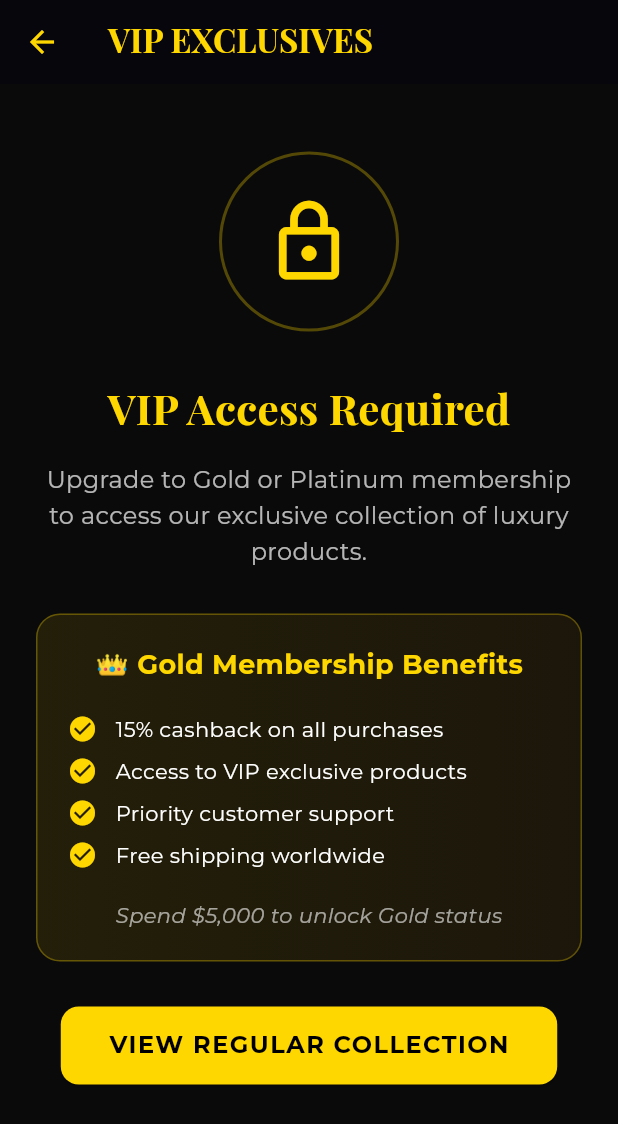
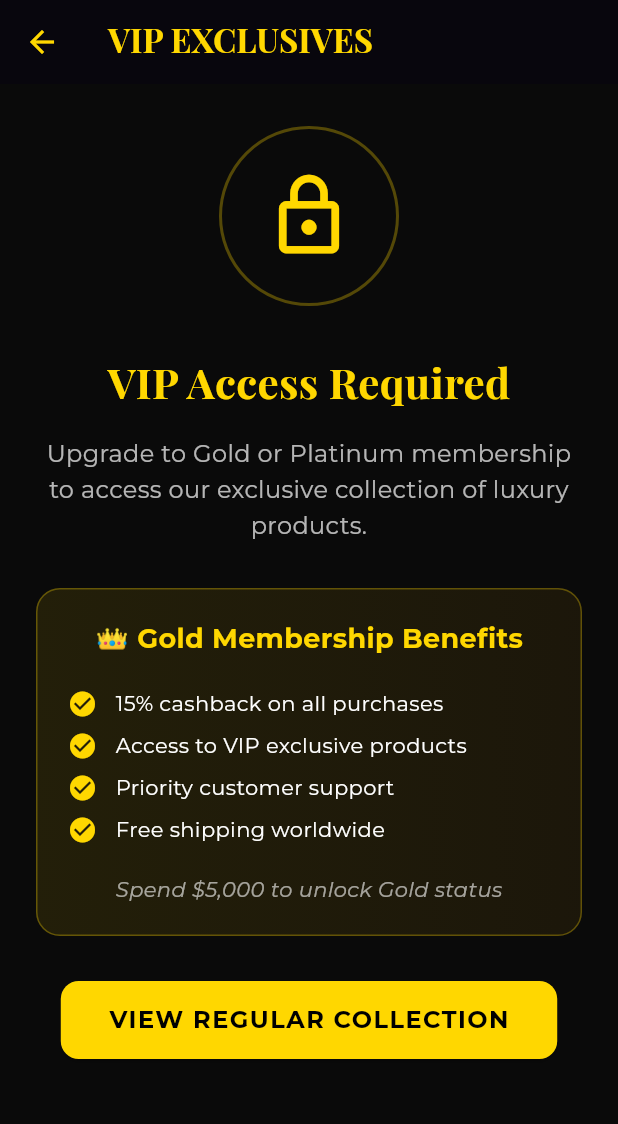
Before and after one commit to EMEDAT/vipShopper, a Flutter app: the VipProductsScreen screen opened directly, scrolled down 200 dp, on a phone screen of 412 x 824 dp. Shown: the top 1124 px of the screen. Run offline on Flutter 3.47's test engine with Material 3 defaults, Android fonts, the phone set to English and light mode, and no system bars; our stand-ins replace cached_network_image, google_fonts, shared_preferences; accounts and stored records are empty; network calls fail.

Commit message:
Enhance VIP Access screen layout with improved scrolling and spacing for better user experience

```diff
--- a/vip_shopper_app/lib/widgets/vip_products_screen.dart
+++ b/vip_shopper_app/lib/widgets/vip_products_screen.dart
@@ -136,11 +136,12 @@ class _VipProductsScreenState extends State<VipProductsScreen> {
             )
             else if (!_hasAccess)
             SliverFillRemaining(
-              child: Padding(
+                child: SingleChildScrollView(  // ADD THIS
                 padding: const EdgeInsets.all(24),
                 child: Column(
                     mainAxisAlignment: MainAxisAlignment.center,
                     children: [
+                    const SizedBox(height: 60), // ADD SOME TOP SPACING
                     Container(
                         width: 120,
                         height: 120,
@@ -184,8 +185,9 @@ class _VipProductsScreenState extends State<VipProductsScreen> {
 
                     const SizedBox(height: 30),
 
-                    // Upgrade Benefits
+                    // Benefits Container - CONSTRAIN HEIGHT
                     Container(
+                        constraints: const BoxConstraints(maxHeight: 300), // ADD THIS
                         padding: const EdgeInsets.all(20),
                         decoration: BoxDecoration(
                         gradient: LinearGradient(
@@ -199,6 +201,7 @@ class _VipProductsScreenState extends State<VipProductsScreen> {
                             color: const Color(0xFFFFD700).withOpacity(0.3),
                         ),
                         ),
+                        child: SingleChildScrollView( // ADD THIS
                         child: Column(
                             children: [
                             Text(
@@ -226,6 +229,7 @@ class _VipProductsScreenState extends State<VipProductsScreen> {
                             ],
                         ),
                         ),
+                    ),
 
                     const SizedBox(height: 30),
 
@@ -241,6 +245,8 @@ class _VipProductsScreenState extends State<VipProductsScreen> {
                         ),
                         ),
                     ),
+
+                    const SizedBox(height: 60), // ADD BOTTOM SPACING
                     ],
                 ),
                 ),
```
Lines whose indentation alone changed are shown as unchanged.
